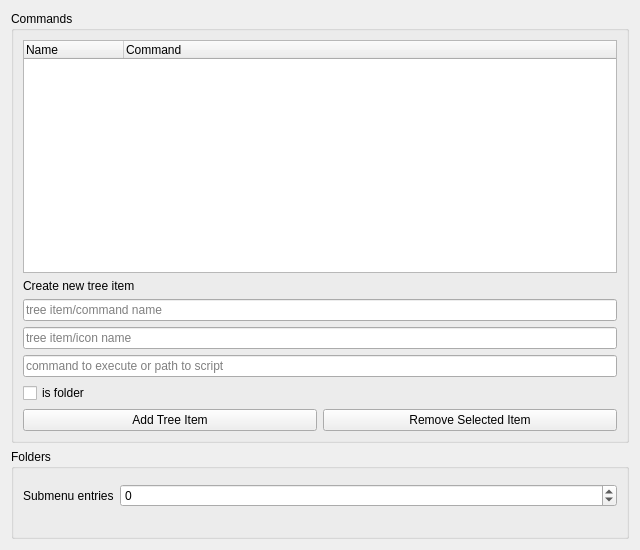
First picture: the form in settings.ui, repository g-fb/quickaccess, before the edit.
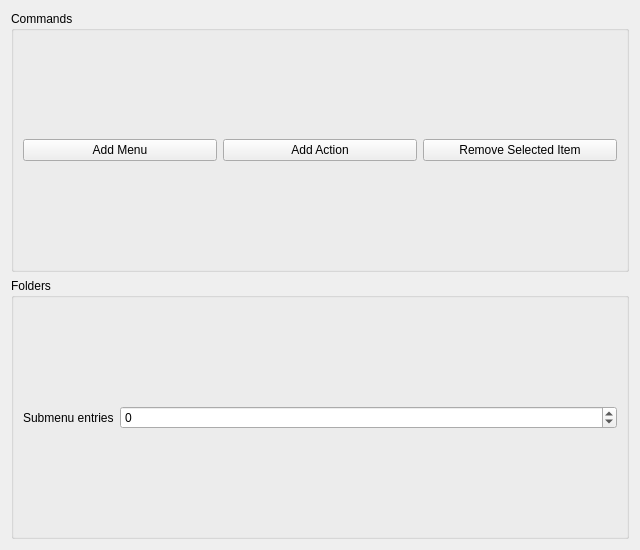
Second picture: the form after the edit. Custom widgets are drawn as their Qt base class.

Commit message: - refactor custom commands code and settings dialog

Patch:
```diff
--- a/settings.ui
+++ b/settings.ui
@@ -20,61 +20,19 @@
       <string>Commands</string>
      </property>
      <layout class="QVBoxLayout" name="verticalLayout_2">
-      <item>
-       <widget class="QTreeWidget" name="commandsTree">
-        <column>
-         <property name="text">
-          <string>Name</string>
-         </property>
-        </column>
-        <column>
-         <property name="text">
-          <string>Command</string>
-         </property>
-        </column>
-       </widget>
-      </item>
-      <item>
-       <widget class="QLabel" name="label_2">
-        <property name="text">
-         <string>Create new tree item</string>
-        </property>
-       </widget>
-      </item>
-      <item>
-       <widget class="QLineEdit" name="treeItemName">
-        <property name="placeholderText">
-         <string>tree item/command name</string>
-        </property>
-       </widget>
-      </item>
-      <item>
-       <widget class="QLineEdit" name="treeItemIcon">
-        <property name="placeholderText">
-         <string>tree item/icon name</string>
-        </property>
-       </widget>
-      </item>
-      <item>
-       <widget class="QLineEdit" name="command">
-        <property name="placeholderText">
-         <string>command to execute or path to script</string>
-        </property>
-       </widget>
-      </item>
-      <item>
-       <widget class="QCheckBox" name="treeItemIsFolder">
-        <property name="text">
-         <string>is folder</string>
-        </property>
-       </widget>
-      </item>
       <item>
        <layout class="QHBoxLayout" name="horizontalLayout_2">
         <item>
          <widget class="QPushButton" name="addTreeItem">
           <property name="text">
-           <string>Add Tree Item</string>
+           <string>Add Menu</string>
+          </property>
+         </widget>
+        </item>
+        <item>
+         <widget class="QPushButton" name="addActionButton">
+          <property name="text">
+           <string>Add Action</string>
           </property>
          </widget>
         </item>
```
Left out of the diff: 4 changed lines with no effect on the pictures. The commit also changes 8 other files.
